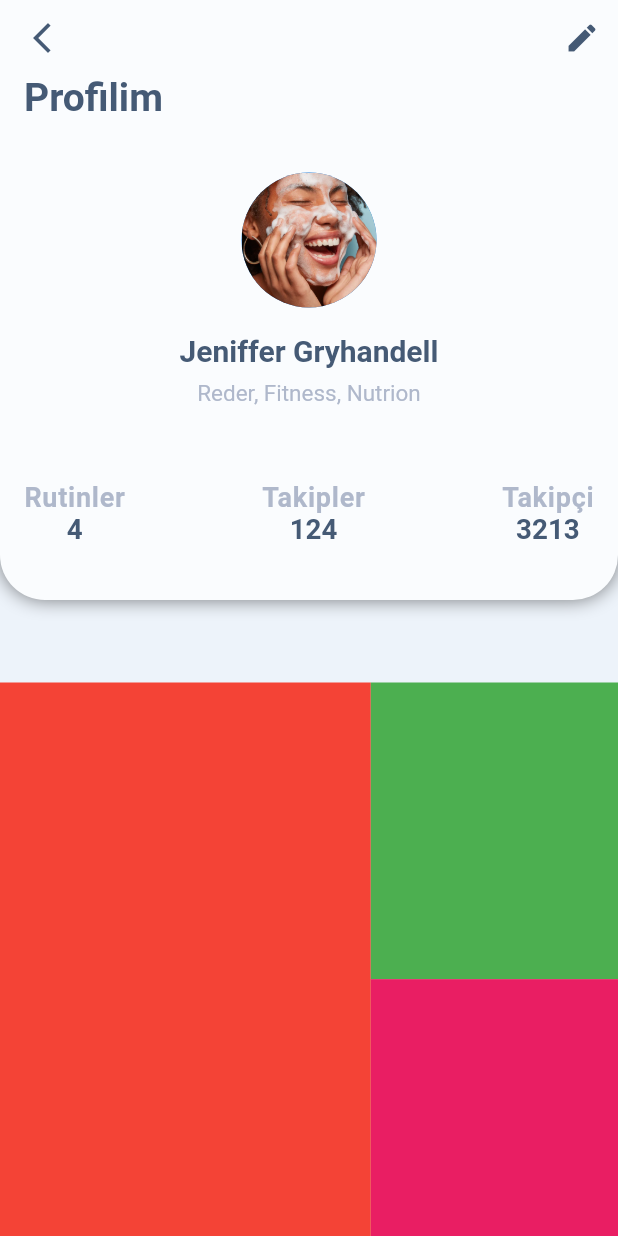
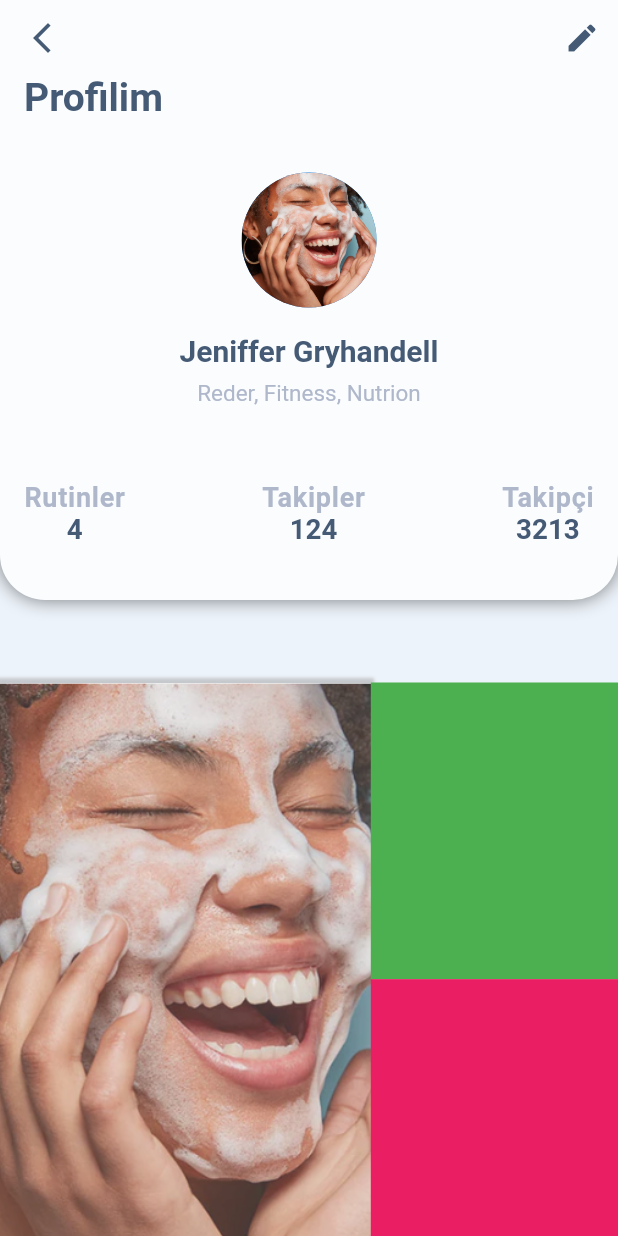
Before and after one commit to 404ibra/diarymedia, a Flutter app: the ProfilePage screen opened directly, on a phone screen of 412 x 824 dp. Run offline on Flutter 3.47's test engine with Material 2 defaults, Android fonts, the phone set to English and light mode, and no system bars; our stand-ins replace calendar_date_picker2, cloud_firestore, easy_localization, firebase_auth, firebase_core, get and 1 more; accounts and stored records are empty.

Commit message:
profile page ui updates

```diff
--- a/lib/views/profile_page.dart
+++ b/lib/views/profile_page.dart
@@ -56,7 +56,19 @@ class ProfilePage extends StatelessWidget {
                     Container(
                       height: size.height * 0.48,
                       width: size.width * 0.6,
-                      color: Colors.red,
+                      decoration: BoxDecoration(
+                          boxShadow: [
+                            BoxShadow(
+                                color: Colors.grey.withOpacity(0.5),
+                                spreadRadius: 2,
+                                blurRadius: 1,
+                                offset: Offset(0, -1))
+                          ],
+                          image: const DecorationImage(
+                              opacity: 0.75,
+                              fit: BoxFit.cover,
+                              image: AssetImage(
+                                  "assets/images/wash_face_img.png"))),
                     ),
                     Column(
                       children: [
```
